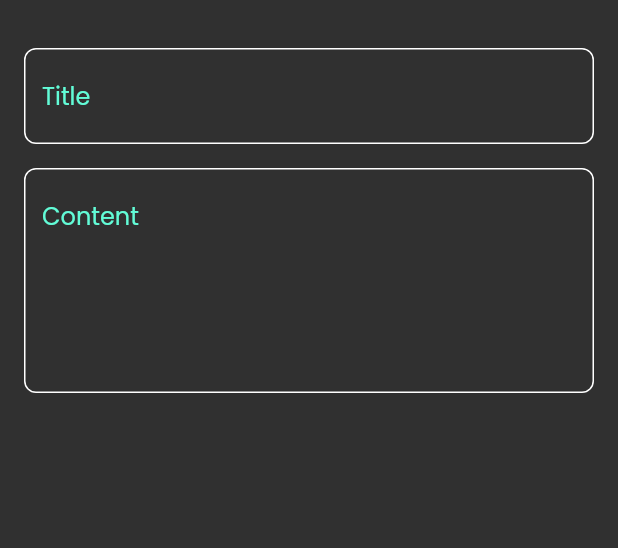
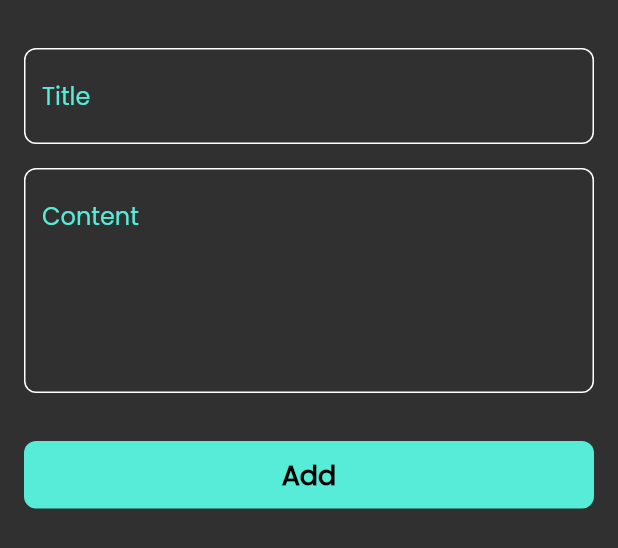
Before and after one commit to a7medbehiry/notes_app, a Flutter app: the CustomNoteBottomSheet widget shown alone on an empty page, opened directly, on a phone screen of 412 x 824 dp. Shown: the top 548 px of the screen. Run offline on Flutter 3.47's test engine with Material 2 defaults, Android fonts, the phone set to English and light mode, and no system bars; our stand-ins replace font_awesome_flutter.

Commit message:
finish notes bottom sheet

```diff
--- a/lib/constants.dart
+++ b/lib/constants.dart
@@ -1,3 +1,3 @@
 import 'package:flutter/material.dart';
 
-const kPrimaryColor = Color(0xFF62FCD7);
+const kPrimaryColor = Color(0xFF56ECD7);
--- /dev/null
+++ b/lib/widgets/custom_button.dart
@@ -0,0 +1,30 @@
+import 'package:flutter/material.dart';
+import 'package:notesapp/constants.dart';
+
+class CustomButton extends StatelessWidget {
+  const CustomButton({super.key});
+
+  @override
+  Widget build(BuildContext context) {
+    return Container(
+      height: 45,
+      width: MediaQuery.of(context).size.width,
+      decoration: BoxDecoration(
+        color: kPrimaryColor,
+        borderRadius: BorderRadius.circular(
+          8,
+        ),
+      ),
+      child: Center(
+        child: Text(
+          'Add',
+          style: TextStyle(
+            color: Colors.black,
+            fontSize: 18,
+            fontWeight: FontWeight.bold,
+          ),
+        ),
+      ),
+    );
+  }
+}
--- a/lib/widgets/custom_note_bottom_sheet.dart
+++ b/lib/widgets/custom_note_bottom_sheet.dart
@@ -1,4 +1,5 @@
 import 'package:flutter/material.dart';
+import 'package:notesapp/widgets/custom_button.dart';
 import 'package:notesapp/widgets/custom_text_field.dart';
 
 class CustomNoteBottomSheet extends StatelessWidget {
@@ -10,6 +11,7 @@ class CustomNoteBottomSheet extends StatelessWidget {
       padding: const EdgeInsets.symmetric(
         horizontal: 16,
       ),
+      child: SingleChildScrollView(
         child: Column(
           children: [
             SizedBox(
@@ -25,7 +27,15 @@ class CustomNoteBottomSheet extends StatelessWidget {
               hintText: 'Content',
               maxLines: 5,
             ),
+            SizedBox(
+              height: 32,
+            ),
+            CustomButton(),
+            SizedBox(
+              height: 16,
+            ),
           ],
+        ),
       ),
     );
   }
```
Lines whose indentation alone changed are shown as unchanged.
